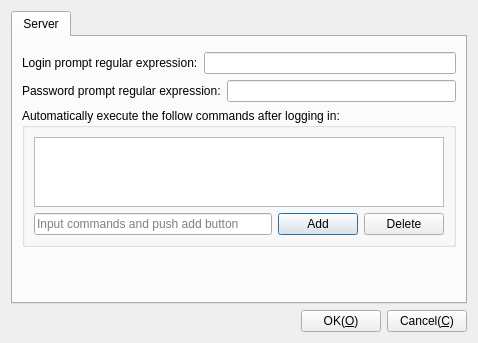
First picture: the form in Plugins/Telnet/DlgSettingsTelnet.ui, repository KangLin/RabbitRemoteControl, before the edit.
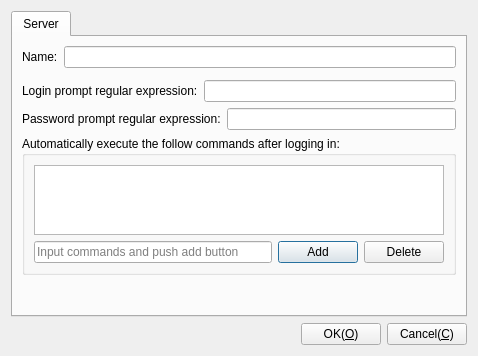
Second picture: the form after the edit. Custom widgets are drawn as their Qt base class.

```diff
--- a/Plugins/Telnet/DlgSettingsTelnet.ui
+++ b/Plugins/Telnet/DlgSettingsTelnet.ui
@@ -7,7 +7,7 @@
     <x>0</x>
     <y>0</y>
     <width>478</width>
-    <height>343</height>
+    <height>356</height>
    </rect>
   </property>
   <property name="windowTitle">
@@ -22,9 +22,23 @@
       </attribute>
       <layout class="QGridLayout" name="gridLayout_2">
        <item row="0" column="0">
-        <widget class="CParameterNetUI" name="wNet" native="true"/>
+        <layout class="QHBoxLayout" name="horizontalLayout_7">
+         <item>
+          <widget class="QLabel" name="label_7">
+           <property name="text">
+            <string>Name:</string>
+           </property>
+          </widget>
+         </item>
+         <item>
+          <widget class="QLineEdit" name="leName"/>
+         </item>
+        </layout>
        </item>
        <item row="1" column="0">
+        <widget class="CParameterNetUI" name="wNet" native="true"/>
+       </item>
+       <item row="2" column="0">
         <layout class="QHBoxLayout" name="horizontalLayout_2">
          <item>
           <widget class="QLabel" name="label">
@@ -38,7 +52,7 @@
          </item>
         </layout>
        </item>
-       <item row="2" column="0">
+       <item row="3" column="0">
         <layout class="QHBoxLayout" name="horizontalLayout_3">
          <item>
           <widget class="QLabel" name="label_2">
@@ -52,7 +66,7 @@
          </item>
         </layout>
        </item>
-       <item row="3" column="0">
+       <item row="4" column="0">
         <widget class="QGroupBox" name="groupBox">
          <property name="title">
           <string>Automatically execute the follow commands after logging in:</string>
@@ -93,7 +107,7 @@
          </layout>
         </widget>
        </item>
-       <item row="4" column="0">
+       <item row="5" column="0">
         <spacer name="verticalSpacer">
          <property name="orientation">
           <enum>Qt::Orientation::Vertical</enum>
```
